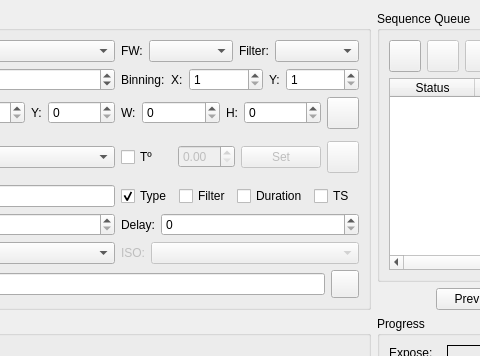
KDE/kstars, file kstars/ekos/capture.ui: the form before one commit; both pictures show x 144 to 624 and y 0 to 356 of the 854 by 448 pixel window.
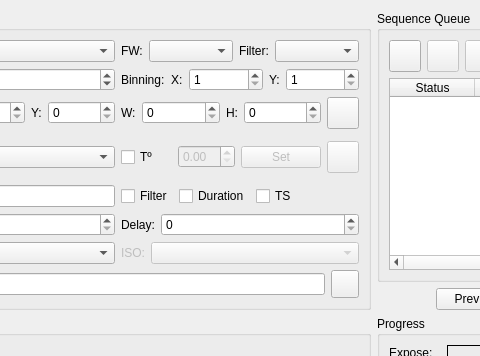
The form after the commit.

Commit message: Add either filter or sequence number as subdirectory under image type

What changed in the file:
```diff
--- a/kstars/ekos/capture.ui
+++ b/kstars/ekos/capture.ui
@@ -513,19 +513,6 @@
       </item>
       <item row="5" column="2" colspan="2">
        <layout class="QHBoxLayout" name="horizontalLayout_16">
-        <item>
-         <widget class="QCheckBox" name="frameTypeCheck">
-          <property name="toolTip">
-           <string>Append the active CCD frame type to the prefix</string>
-          </property>
-          <property name="text">
-           <string>Type</string>
-          </property>
-          <property name="checked">
-           <bool>true</bool>
-          </property>
-         </widget>
-        </item>
         <item>
          <widget class="QCheckBox" name="filterCheck">
           <property name="toolTip">
@@ -559,6 +546,19 @@
           </property>
          </widget>
         </item>
+        <item>
+         <spacer name="horizontalSpacer_2">
+          <property name="orientation">
+           <enum>Qt::Horizontal</enum>
+          </property>
+          <property name="sizeHint" stdset="0">
+           <size>
+            <width>40</width>
+            <height>20</height>
+           </size>
+          </property>
+         </spacer>
+        </item>
        </layout>
       </item>
       <item row="6" column="1">
```
The commit also changes 3 other files.
